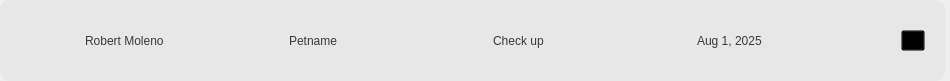
Before: the Qt Designer form Frontend/schedCard.ui in DreddVDomasian/Petmate-Desktop-Application, drawn with Qt 5.
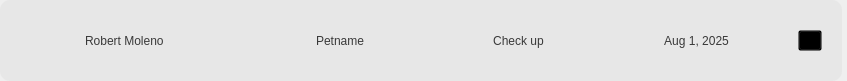
After: the same form once the commit is applied. Icons and pictures are not drawn.

What changed in the file:
```diff
--- a/Frontend/schedCard.ui
+++ b/Frontend/schedCard.ui
@@ -6,7 +6,7 @@
    <rect>
     <x>0</x>
     <y>0</y>
-    <width>950</width>
+    <width>847</width>
     <height>81</height>
    </rect>
   </property>
@@ -115,6 +115,9 @@
         <property name="text">
          <string>Robert Moleno</string>
         </property>
+        <property name="wordWrap">
+         <bool>true</bool>
+        </property>
        </widget>
       </item>
       <item>
@@ -126,6 +129,12 @@
         <property name="text">
          <string>Petname</string>
         </property>
+        <property name="alignment">
+         <set>Qt::AlignCenter</set>
+        </property>
+        <property name="wordWrap">
+         <bool>true</bool>
+        </property>
        </widget>
       </item>
       <item>
@@ -137,6 +146,12 @@
         <property name="text">
          <string>Check up</string>
         </property>
+        <property name="alignment">
+         <set>Qt::AlignCenter</set>
+        </property>
+        <property name="wordWrap">
+         <bool>true</bool>
+        </property>
        </widget>
       </item>
       <item>
@@ -148,6 +163,12 @@
         <property name="text">
          <string>Aug 1, 2025</string>
         </property>
+        <property name="alignment">
+         <set>Qt::AlignCenter</set>
+        </property>
+        <property name="wordWrap">
+         <bool>true</bool>
+        </property>
        </widget>
       </item>
       <item>
```
